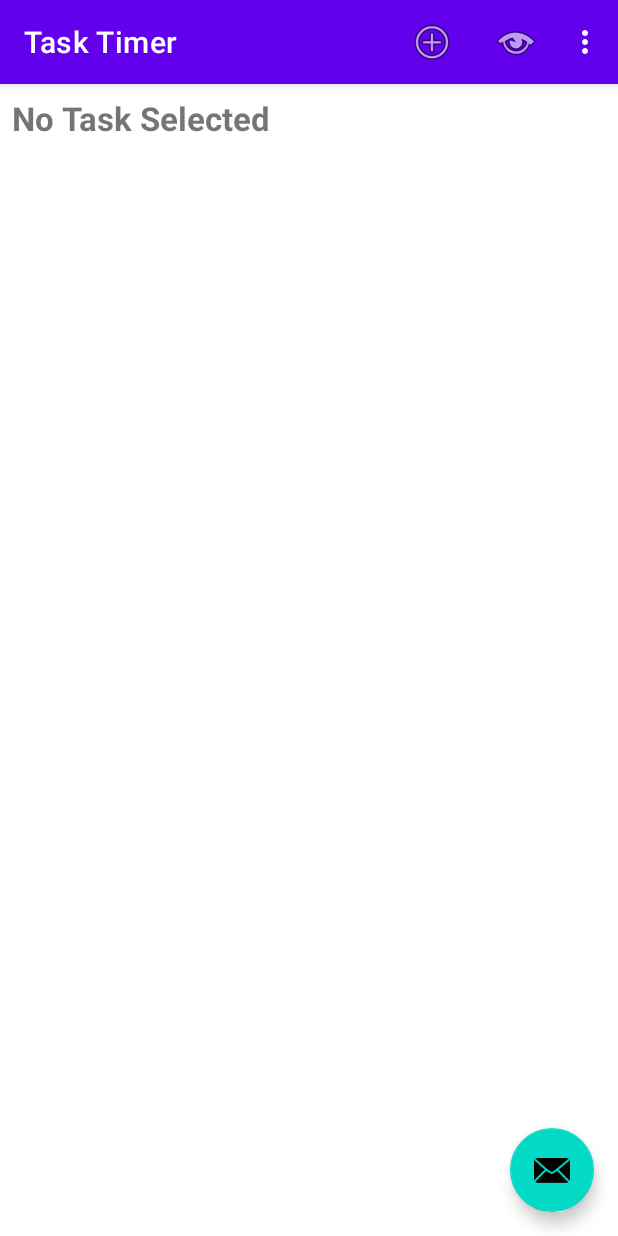
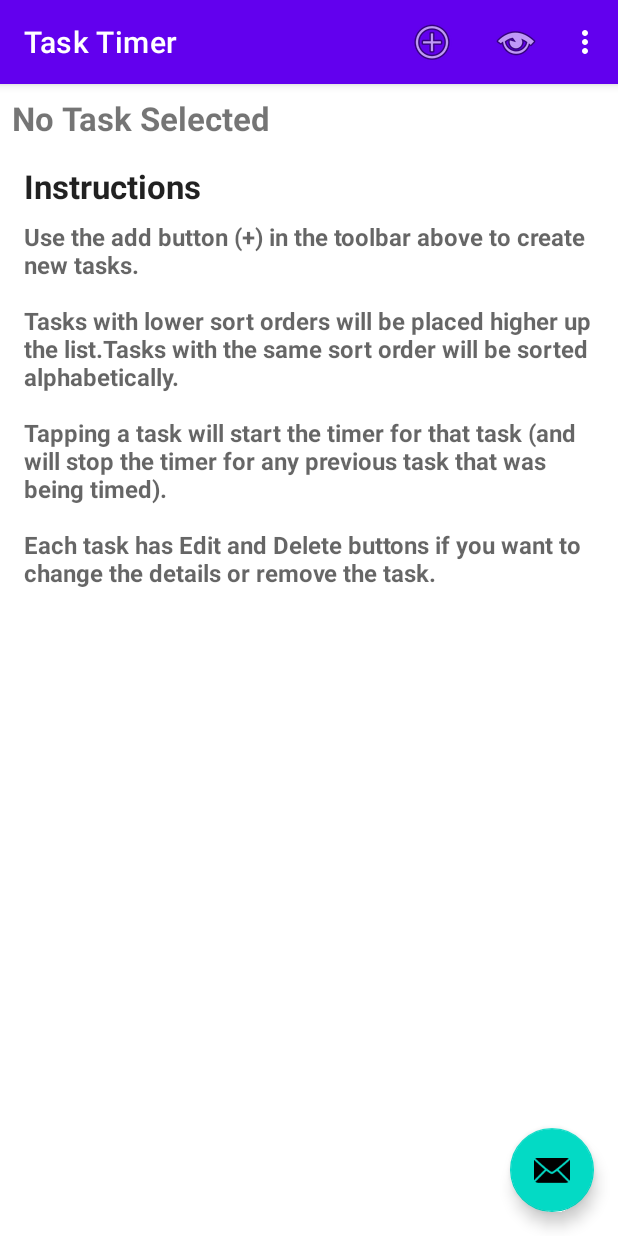
Before and after one commit to funkytwig/tasktimer, an Android app: the screen it shows after launch (MainActivity), on a phone screen of 412 x 824 dp. Run offline under Robolectric (Android 15) with nearby library versions, the phone set to English and light mode, and no system bars.

Commit message:
Create adapter for Task List and set it up.

```diff
--- /dev/null
+++ b/app/src/main/java/com/funkytwig/tasktimer/CursorRecyclerViewAdapter.kt
@@ -0,0 +1,122 @@
+package com.funkytwig.tasktimer
+
+import android.database.Cursor
+import android.util.Log
+import android.view.LayoutInflater
+import android.view.View
+import android.view.ViewGroup
+import android.widget.Button
+import android.widget.ImageButton
+import android.widget.TextView
+import androidx.recyclerview.widget.RecyclerView
+import com.funkytwig.tasktimer.databinding.FragmentAddEditBinding
+
+
+private const val TAG = "CurRecViewAdapterXX"
+
+//class TaskViewHolder(override val containerView: View) :
+//    RecyclerView.ViewHolder(containerView),
+//    LayoutContainer {
+//}
+
+
+class TaskViewHolder(private val containerView: View) :
+    RecyclerView.ViewHolder(containerView) {
+    var taskListName: TextView = containerView.findViewById(R.id.taskListName)
+    var taskListDescription: TextView = containerView.findViewById(R.id.taskListDescription)
+    var taskListEdit: ImageButton = containerView.findViewById(R.id.taskListEdit)
+    var taskListDelete: ImageButton = containerView.findViewById(R.id.taskListDelete)
+}
+
+class CursorRecyclerViewAdapter(private var cursor: Cursor?) :
+    RecyclerView.Adapter<TaskViewHolder>() {
+
+    // Called by Recyclerview when it needs new view to display
+    // viewType allows different types to be shows on different lines of view,
+    // to find out more google 'Recyclerview getItemViewType
+    override fun onCreateViewHolder(parent: ViewGroup, viewType: Int): TaskViewHolder {
+        Log.d(TAG, "onCreateViewHolder (new view requested)")
+        val view =
+            LayoutInflater.from(parent.context).inflate(R.layout.task_list_items, parent, false)
+        return TaskViewHolder(view)
+    }
+
+    // When Recycler view wants new data to be displayed and is providing existing view to be reused
+    override fun onBindViewHolder(holder: TaskViewHolder, position: Int) {
+        val func = "onBindViewHolder"
+        Log.d(TAG, "$func (bind data to view)")
+
+        val cursor = cursor // Smart Cast Hack
+
+        if (cursor == null || cursor.count == 0) { // No items in cursor
+
+            Log.d(TAG, "$func: providing instructions ")
+            holder.taskListName.setText(R.string.instructions_heading)
+            holder.taskListDescription.setText(R.string.instructions)
+            holder.taskListEdit.visibility = View.GONE
+            holder.taskListDelete.visibility = View.GONE
+
+        } else { // Cursor not empty
+
+            if (!cursor.moveToPosition(position))
+                throw IllegalStateException("Could not move cursor to position $position")
+            // Create Task object from data in cursor
+
+            val task = Task(
+                cursor.getString(cursor.getColumnIndex(TasksContract.Columns.TASK_NAME)),
+                cursor.getString(cursor.getColumnIndex(TasksContract.Columns.TASK_DESCRIPTION)),
+                cursor.getInt(cursor.getColumnIndex(TasksContract.Columns.TASK_SORT_ORDER))
+            )
+            // Remember ID is not set in constructive
+            task.id = cursor.getLong(cursor.getColumnIndex(TasksContract.Columns.ID))
+
+            holder.taskListName.text = task.name
+            holder.taskListDescription.text = task.description
+            holder.taskListEdit.visibility = View.VISIBLE // TODO: add onclick
+            holder.taskListDelete.visibility = View.VISIBLE // TODO: add onclick
+        }
+    }
+
+    override fun getItemCount(): Int {
+        val func = "getItemCount"
+        Log.d(TAG, func)
+        val count = cursor?.count
+        if (count == 0 || cursor == null) {
+            Log.d(TAG, "$func: no items so return 1")
+            return 1
+        } else {
+            Log.d(TAG, "$func: $count items")
+            return count!!.toInt()
+        }
+    }
+
+    /**
+     * Swap is a new cursor, returning the old cursor.
+     * The returned cursor is *not* closed
+     *
+     * This allows underlying cursor to be swapped if data changes and we need to re query
+     * Should be called when the cursor that the adapter is using is changed.
+     * Reruns previous cursor so it can be closed.
+     *
+     * @param newCursor The new cursor to be used if there was not one.
+     * If the given new cursor is the same as the previous set cursor, null is also returned.
+     */
+    fun swapcursor(newCursor: Cursor?): Cursor? {
+        if (newCursor === cursor) return null
+
+        val numItems = itemCount
+        val oldCursor = cursor
+
+        if (newCursor != null) {
+            // notify observer about cursor
+            notifyDataSetChanged()
+        } else { // cursor has changed
+            // Notify observer about lack of dataset, all of it from 0 to newItems,
+            // i.e. whole range of records has gone
+            notifyItemRangeChanged(0, numItems)
+        }
+
+        return oldCursor
+    }
+
+}
--- a/app/src/main/java/com/funkytwig/tasktimer/MainFragment.kt
+++ b/app/src/main/java/com/funkytwig/tasktimer/MainFragment.kt
@@ -7,6 +7,7 @@ import androidx.fragment.app.Fragment
 import android.view.LayoutInflater
 import android.view.View
 import android.view.ViewGroup
+import androidx.recyclerview.widget.LinearLayoutManager
 import com.funkytwig.tasktimer.databinding.FragmentMainBinding
 
 
@@ -16,8 +17,9 @@ private const val TAG = "MainFragmentXX"
  * A simple [Fragment] subclass as the default destination in the navigation.
  */
 class MainFragment : Fragment() {
+    private var _binding: FragmentMainBinding? = null
 
-    private var _binding: FragmentMainBinding? = null
+    private val mAdapter = CursorRecyclerViewAdapter(null) // null=view with instructions NEW
 
     // This property is only valid between onCreateView and
     // onDestroyView.
@@ -29,6 +31,14 @@ class MainFragment : Fragment() {
         Log.d(TAG, "onCreateView")
         _binding = FragmentMainBinding.inflate(inflater, container, false)
         return binding.root
+    }
+
+    override fun onViewCreated(view: View, savedInstanceState: Bundle?) {
+        Log.d(TAG, "onViewCreated")
+        super.onViewCreated(view, savedInstanceState)
+
+        binding.taskList.layoutManager = LinearLayoutManager(context) // Set layout manager to Linear NEW
+        binding.taskList.adapter = mAdapter // Attach Adapter to Recyclerview New
     }
 
     override fun onDestroyView() {
@@ -49,15 +59,10 @@ class MainFragment : Fragment() {
         super.onAttach(context)
     }
 
-    override fun onViewCreated(view: View, savedInstanceState: Bundle?) {
-        Log.d(TAG, "onViewCreated")
-        super.onViewCreated(view, savedInstanceState)
-    }
-
-    override fun onActivityCreated(savedInstanceState: Bundle?) {
-        Log.d(TAG, "onActivityCreated(depreciated)")
-        super.onActivityCreated(savedInstanceState)
-    }
+//    override fun onActivityCreated(savedInstanceState: Bundle?) { // depreciated
+//        Log.d(TAG, "onActivityCreated(depreciated)")
+//        super.onActivityCreated(savedInstanceState)
+//    }
 
 
     override fun onViewStateRestored(savedInstanceState: Bundle?) {
--- a/app/src/main/res/layout/task_list_items.xml
+++ b/app/src/main/res/layout/task_list_items.xml
@@ -21,14 +21,14 @@
         tools:text="Tasktimer Applicasion" />
 
     <TextView
-        android:id="@+id/tasktimerDescription"
+        android:id="@+id/taskListDescription"
         android:layout_width="0dp"
         android:layout_height="wrap_content"
         android:layout_marginStart="8dp"
         android:layout_marginTop="8dp"
         android:layout_marginEnd="8dp"
         android:textColor="?android:attr/textColorSecondary"
-        android:textSize="22sp"
+        android:textSize="16sp"
         android:textStyle="bold"
         app:layout_constraintEnd_toStartOf="@+id/taskListEdit"
         app:layout_constraintStart_toStartOf="parent"
--- a/app/src/main/res/values/strings.xml
+++ b/app/src/main/res/values/strings.xml
@@ -21,6 +21,6 @@
     <string name="hint_task_description">Task Description (optional)</string>
     <string name="hint_task_order">Order: Sorts low to high</string>
     <string name="label_save">Save</string>
-    <!-- TODO: Remove or change this placeholder text -->
-    <string name="hello_blank_fragment">Hello blank fragment</string>
+    <string name="instructions_heading">Instructions</string>
+    <string name="instructions">Use the add button (+) in the toolbar above to create new tasks.\n\nTasks with lower sort orders will be placed higher up the list.Tasks with the same sort order will be sorted alphabetically.\n\nTapping a task will start the timer for that task (and will stop the timer for any previous task that was being timed).\n\nEach task has Edit and Delete buttons if you want to change the details or remove the task.</string>
 </resources>
```
Also changed, not shown: app/src/main/java/com/funkytwig/tasktimer/MainActivity.kt (+5 -5 lines).
